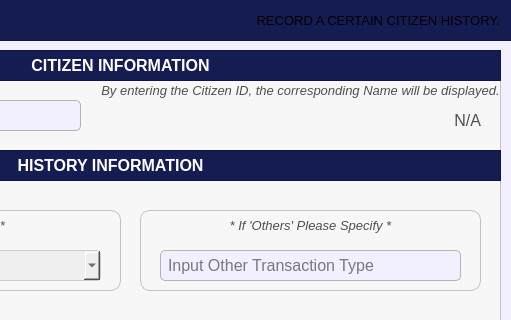
First picture: the form in Resources/UIs/PopUp/Screen_HistoryRecords/record_citizen_history.ui, repository Yohhannn/Barangay-Records-Statistics-System, before the edit; both pictures show x 270 to 781 and y 0 to 320 of the 781 by 583 pixel window.
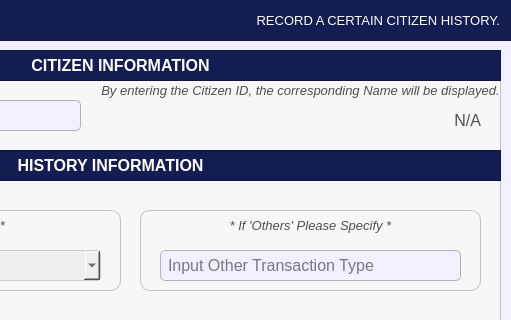
Second picture: the form after the edit. Icons and pictures are not drawn.

What changed in the file:
```diff
--- a/Resources/UIs/PopUp/Screen_HistoryRecords/record_citizen_history.ui
+++ b/Resources/UIs/PopUp/Screen_HistoryRecords/record_citizen_history.ui
@@ -1064,7 +1064,7 @@
     <property name="styleSheet">
      <string notr="true">#filteroptions_label {
 	background-color: transparent;
-	color: #white;
+	color: #FFFFFF;
 }
 </string>
     </property>
```
